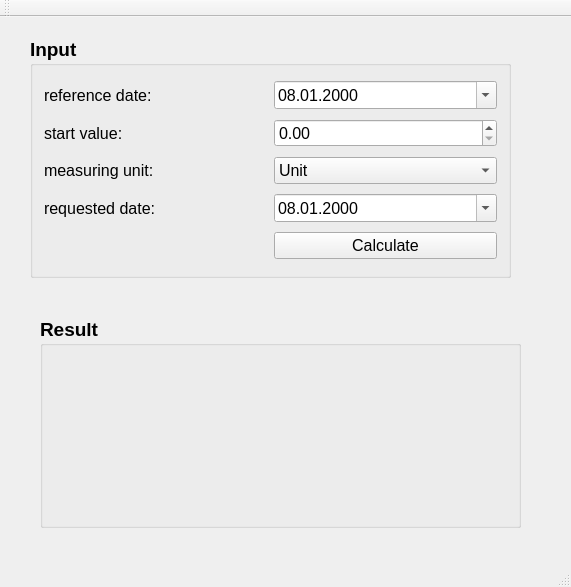
First picture: the form in ui/mainwindow.ui, repository lnc02/Activity-Conversion, before the edit.
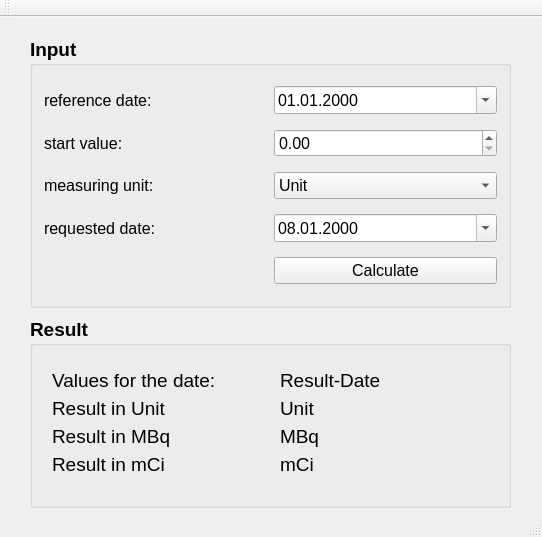
Second picture: the form after the edit.

```diff
--- a/ui/mainwindow.ui
+++ b/ui/mainwindow.ui
@@ -6,8 +6,8 @@
    <rect>
     <x>0</x>
     <y>0</y>
-    <width>571</width>
-    <height>587</height>
+    <width>542</width>
+    <height>537</height>
    </rect>
   </property>
   <property name="windowTitle">
@@ -20,7 +20,7 @@
       <x>30</x>
       <y>20</y>
       <width>481</width>
-      <height>241</height>
+      <height>271</height>
      </rect>
     </property>
     <property name="font">
@@ -57,16 +57,6 @@
          <bold>false</bold>
         </font>
        </property>
-       <property name="dateTime">
-        <datetime>
-         <hour>0</hour>
-         <minute>0</minute>
-         <second>0</second>
-         <year>2000</year>
-         <month>1</month>
-         <day>8</day>
-        </datetime>
-       </property>
        <property name="maximumDate">
         <date>
          <year>7999</year>
@@ -108,6 +98,15 @@
          <bold>false</bold>
         </font>
        </property>
+       <property name="minimum">
+        <double>0.000000000000000</double>
+       </property>
+       <property name="maximum">
+        <double>10000.000000000000000</double>
+       </property>
+       <property name="singleStep">
+        <double>0.010000000000000</double>
+       </property>
       </widget>
      </item>
      <item row="2" column="0">
@@ -220,10 +219,10 @@
    <widget class="QGroupBox" name="groupBox_result">
     <property name="geometry">
      <rect>
-      <x>40</x>
+      <x>30</x>
       <y>300</y>
       <width>481</width>
-      <height>211</height>
+      <height>191</height>
      </rect>
     </property>
     <property name="font">
@@ -236,6 +235,165 @@
     <property name="title">
      <string>Result</string>
     </property>
+    <widget class="QLabel" name="label_resUnit">
+     <property name="geometry">
+      <rect>
+       <x>22</x>
+       <y>80</y>
+       <width>116</width>
+       <height>22</height>
+      </rect>
+     </property>
+     <property name="font">
+      <font>
+       <pointsize>14</pointsize>
+       <weight>50</weight>
+       <bold>false</bold>
+      </font>
+     </property>
+     <property name="text">
+      <string>Result in Unit</string>
+     </property>
+    </widget>
+    <widget class="QLabel" name="label_unit">
+     <property name="geometry">
+      <rect>
+       <x>250</x>
+       <y>80</y>
+       <width>37</width>
+       <height>22</height>
+      </rect>
+     </property>
+     <property name="font">
+      <font>
+       <pointsize>14</pointsize>
+       <weight>50</weight>
+       <bold>false</bold>
+      </font>
+     </property>
+     <property name="text">
+      <string>Unit</string>
+     </property>
+    </widget>
+    <widget class="QLabel" name="label_resMBq">
+     <property name="geometry">
+      <rect>
+       <x>22</x>
+       <y>108</y>
+       <width>120</width>
+       <height>22</height>
+      </rect>
+     </property>
+     <property name="font">
+      <font>
+       <pointsize>14</pointsize>
+       <weight>50</weight>
+       <bold>false</bold>
+      </font>
+     </property>
+     <property name="text">
+      <string>Result in MBq</string>
+     </property>
+    </widget>
+    <widget class="QLabel" name="label_MBq">
+     <property name="geometry">
+      <rect>
+       <x>250</x>
+       <y>108</y>
+       <width>40</width>
+       <height>22</height>
+      </rect>
+     </property>
+     <property name="font">
+      <font>
+       <pointsize>14</pointsize>
+       <weight>50</weight>
+       <bold>false</bold>
+      </font>
+     </property>
+     <property name="text">
+      <string>MBq</string>
+     </property>
+    </widget>
+    <widget class="QLabel" name="label_resmCi">
+     <property name="geometry">
+      <rect>
+       <x>22</x>
+       <y>136</y>
+       <width>113</width>
+       <height>22</height>
+      </rect>
+     </property>
+     <property name="font">
+      <font>
+       <pointsize>14</pointsize>
+       <weight>50</weight>
+       <bold>false</bold>
+      </font>
+     </property>
+     <property name="text">
+      <string>Result in mCi</string>
+     </property>
+    </widget>
+    <widget class="QLabel" name="label_mCi">
+     <property name="geometry">
+      <rect>
+       <x>250</x>
+       <y>136</y>
+       <width>33</width>
+       <height>22</height>
+      </rect>
+     </property>
+     <property name="font">
+      <font>
+       <pointsize>14</pointsize>
+       <weight>50</weight>
+       <bold>false</bold>
+      </font>
+     </property>
+     <property name="text">
+      <string>mCi</string>
+     </property>
+    </widget>
+    <widget class="QLabel" name="label_resDate">
+     <property name="geometry">
+      <rect>
+       <x>22</x>
+       <y>52</y>
+       <width>169</width>
+       <height>22</height>
+      </rect>
+     </property>
+     <property name="font">
+      <font>
+       <pointsize>14</pointsize>
+       <weight>50</weight>
+       <bold>false</bold>
+      </font>
+     </property>
+     <property name="text">
+      <string>Values for the date:</string>
+     </property>
+    </widget>
+    <widget class="QLabel" name="label_date">
+     <property name="geometry">
+      <rect>
+       <x>250</x>
+       <y>52</y>
+       <width>101</width>
+       <height>22</height>
+      </rect>
+     </property>
+     <property name="font">
+      <font>
+       <weight>50</weight>
+       <bold>false</bold>
+      </font>
+     </property>
+     <property name="text">
+      <string>Result-Date</string>
+     </property>
+    </widget>
    </widget>
   </widget>
   <widget class="QToolBar" name="mainToolBar">
```
Left out of the diff: 4 changed lines with no effect on the pictures.
